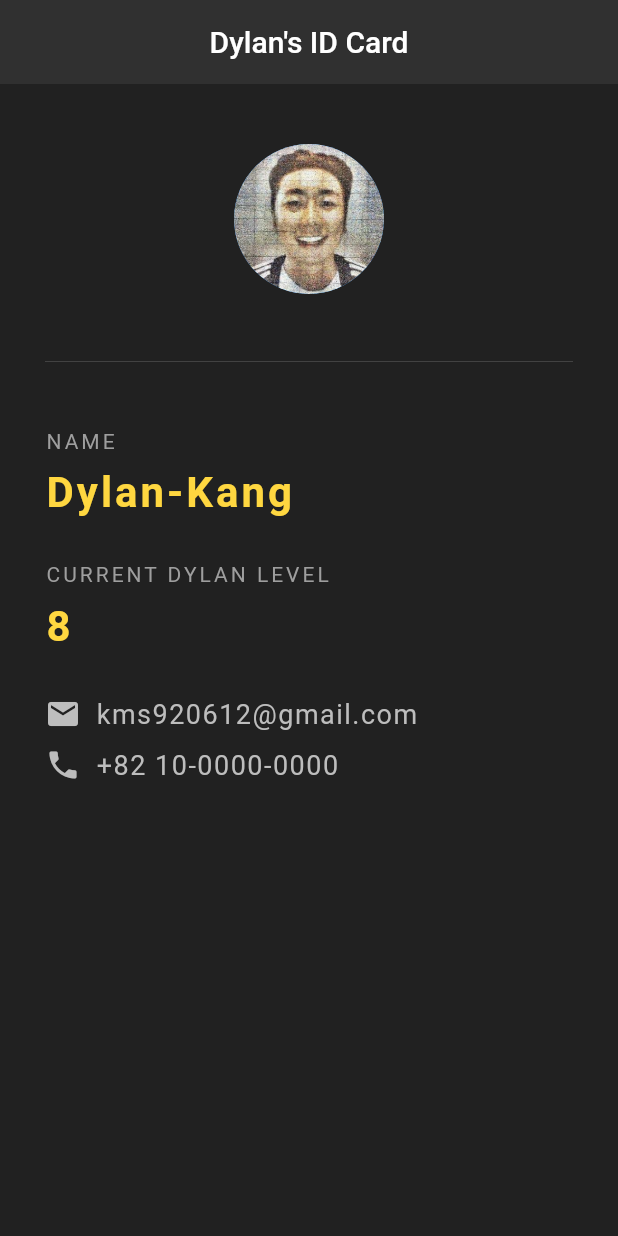
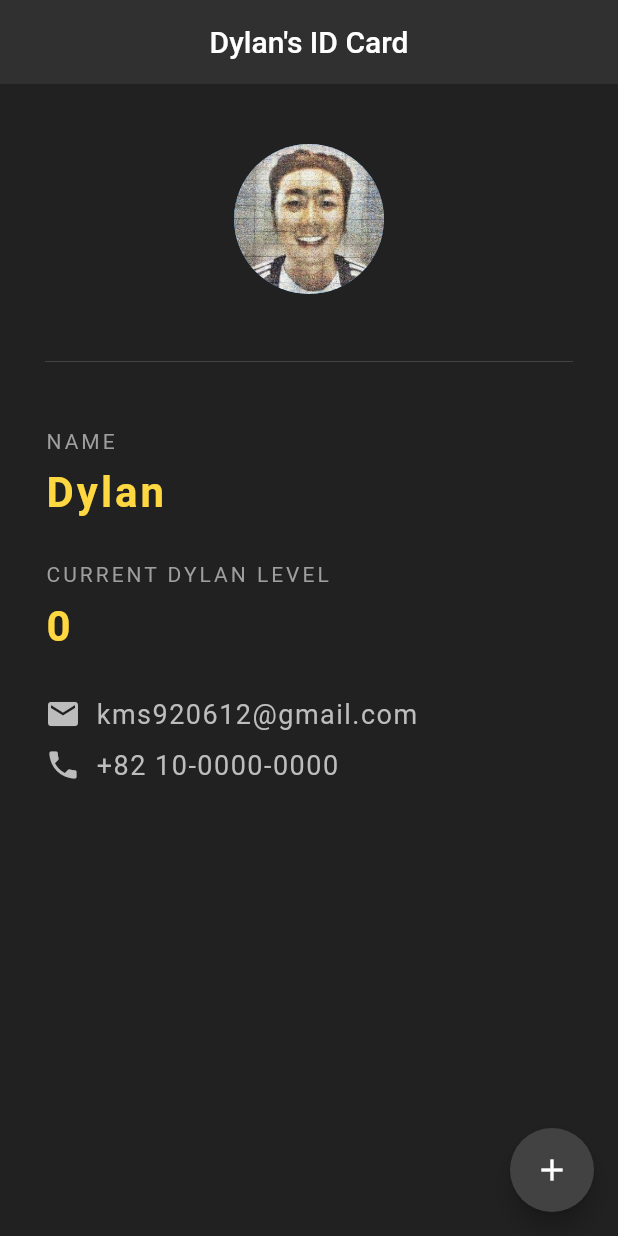
Before and after one commit to DylanMsK/Flutter-Tutorial, a Flutter app: the screen it shows after launch, on a phone screen of 412 x 824 dp. Run offline on Flutter 3.47's test engine with Material 2 defaults, Android fonts, the phone set to English and light mode, and no system bars.

Commit message:
finished Dylan's ID Card project

```diff
--- a/dylan_id/lib/main.dart
+++ b/dylan_id/lib/main.dart
@@ -6,7 +6,14 @@ void main() {
   ));
 }
 
-class DylanCard extends StatelessWidget {
+class DylanCard extends StatefulWidget {
+  @override
+  _DylanCardState createState() => _DylanCardState();
+}
+
+class _DylanCardState extends State<DylanCard> {
+  int dylanLevel = 0;
+
   @override
   Widget build(BuildContext context) {
     return Scaffold(
@@ -16,6 +23,15 @@ class DylanCard extends StatelessWidget {
         centerTitle: true,
         backgroundColor: Colors.grey[850],
         elevation: 0,
+      ),
+      floatingActionButton: FloatingActionButton(
+        onPressed: () {
+          setState(() {
+            dylanLevel++;
+          });
+        },
+        child: Icon(Icons.add),
+        backgroundColor: Colors.grey[800],
       ),
       body: Padding(
         padding: EdgeInsets.fromLTRB(30, 40, 30, 40),
@@ -41,7 +57,7 @@ class DylanCard extends StatelessWidget {
             ),
             SizedBox(height: 10),
             Text(
-              "Dylan-Kang",
+              "Dylan",
               style: TextStyle(
                   color: Colors.amberAccent[200],
                   letterSpacing: 2,
@@ -58,7 +74,7 @@ class DylanCard extends StatelessWidget {
             ),
             SizedBox(height: 10),
             Text(
-              "8",
+              "$dylanLevel",
               style: TextStyle(
                   color: Colors.amberAccent[200],
                   letterSpacing: 2,
```
